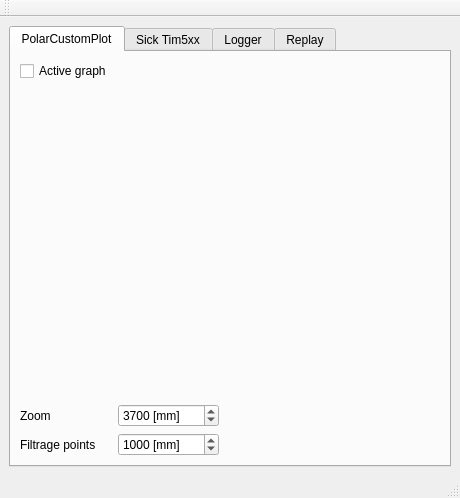
Qt form PluginModules/Lidar/ihm_Lidar.ui (CRLG/LABOTBOX) before a commit.
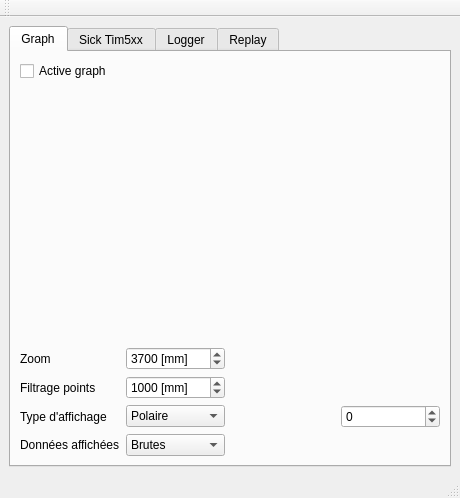
The same form after that commit. Icons and pictures are not drawn. Custom widgets are drawn as their Qt base class.

Commit message:
#79 [Lidar] : rejeu, filtrage, changement de graph polaire/linéaire (non finalisé)
Version rapide pour permettre de rejouer les acquisitions du 15/12/2023

Diff of the .ui file:
```diff
--- a/PluginModules/Lidar/ihm_Lidar.ui
+++ b/PluginModules/Lidar/ihm_Lidar.ui
@@ -25,7 +25,7 @@
       </property>
       <widget class="QWidget" name="tab">
        <attribute name="title">
-        <string>PolarCustomPlot</string>
+        <string>Graph</string>
        </attribute>
        <layout class="QGridLayout" name="gridLayout">
         <item row="0" column="1">
@@ -127,6 +127,58 @@
           </property>
          </spacer>
         </item>
+        <item row="8" column="0">
+         <widget class="QLabel" name="label_6">
+          <property name="text">
+           <string>Données affichées</string>
+          </property>
+         </widget>
+        </item>
+        <item row="7" column="1">
+         <widget class="QComboBox" name="type_affichage_graph">
+          <item>
+           <property name="text">
+            <string>Polaire</string>
+           </property>
+          </item>
+          <item>
+           <property name="text">
+            <string>Linéaire</string>
+           </property>
+          </item>
+         </widget>
+        </item>
+        <item row="7" column="0">
+         <widget class="QLabel" name="label_7">
+          <property name="text">
+           <string>Type d'affichage</string>
+          </property>
+         </widget>
+        </item>
+        <item row="8" column="1">
+         <widget class="QComboBox" name="data_affichees">
+          <item>
+           <property name="text">
+            <string>Brutes</string>
+           </property>
+          </item>
+          <item>
+           <property name="text">
+            <string>Filtrées</string>
+           </property>
+          </item>
+         </widget>
+        </item>
+        <item row="7" column="4">
+         <widget class="QSpinBox" name="test_spin">
+          <property name="minimum">
+           <number>-1000</number>
+          </property>
+          <property name="maximum">
+           <number>1000</number>
+          </property>
+         </widget>
+        </item>
        </layout>
       </widget>
       <widget class="QWidget" name="tab_sick">
```
Left out of the diff: 20 changed lines with no effect on the pictures. The commit also changes 6 other files.
